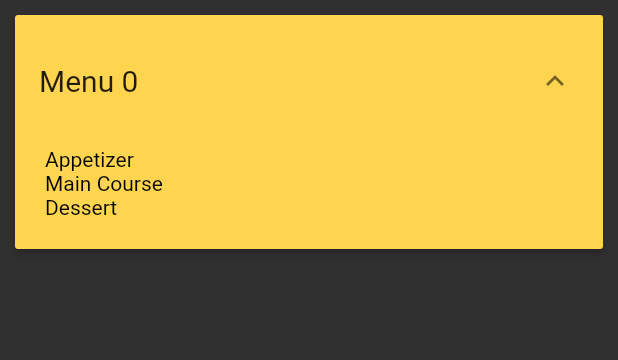
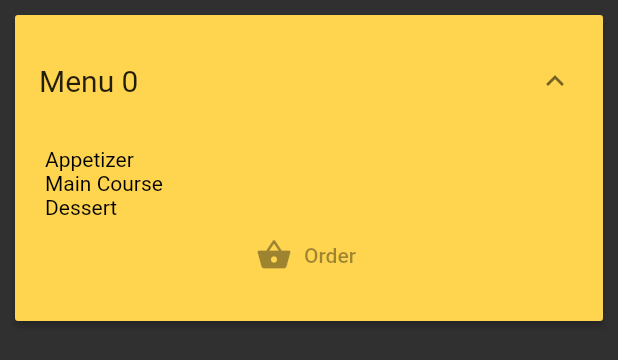
Before and after one commit to htl-anichstrasse/sokka, a Flutter app: the Menu widget shown alone on an empty page, opened directly with empty values, after a tap on the "expand more" icon, on a phone screen of 412 x 824 dp. Shown: the top 360 px of the screen. Run offline on Flutter 3.47's test engine with Material 2 defaults, Android fonts, the phone set to English and light mode, and no system bars; Roboto replaces fonts that are missing (Source Code Pro).

Commit message:
order button + code styling

```diff
--- a/client/lib/widgets/menu/menu.dart
+++ b/client/lib/widgets/menu/menu.dart
@@ -6,7 +6,7 @@ class Menu extends StatefulWidget {
   Menu(this._menuIndex);
 
   @override
-  _MenuState createState() => new _MenuState(this._menuIndex);
+  _MenuState createState() => _MenuState(this._menuIndex);
 }
 
 class _MenuState extends State<Menu> {
@@ -30,18 +30,23 @@ class _MenuState extends State<Menu> {
             children: <Widget>[
               Row(
                 children: <Widget>[
-                  Text('Appetizer')
+                  Text('Appetizer'),
                 ],
               ),
               Row(
                 children: <Widget>[
-                  Text('Main Course')
+                  Text('Main Course'),
                 ],
               ),
               Row(
                 children: <Widget>[
-                  Text('Dessert')
+                  Text('Dessert'),
                 ],
+              ),
+              FlatButton.icon(
+                onPressed: null,
+                label: Text('Order'),
+                icon: Icon(Icons.shopping_basket),
               ),
             ],
           ),
```
